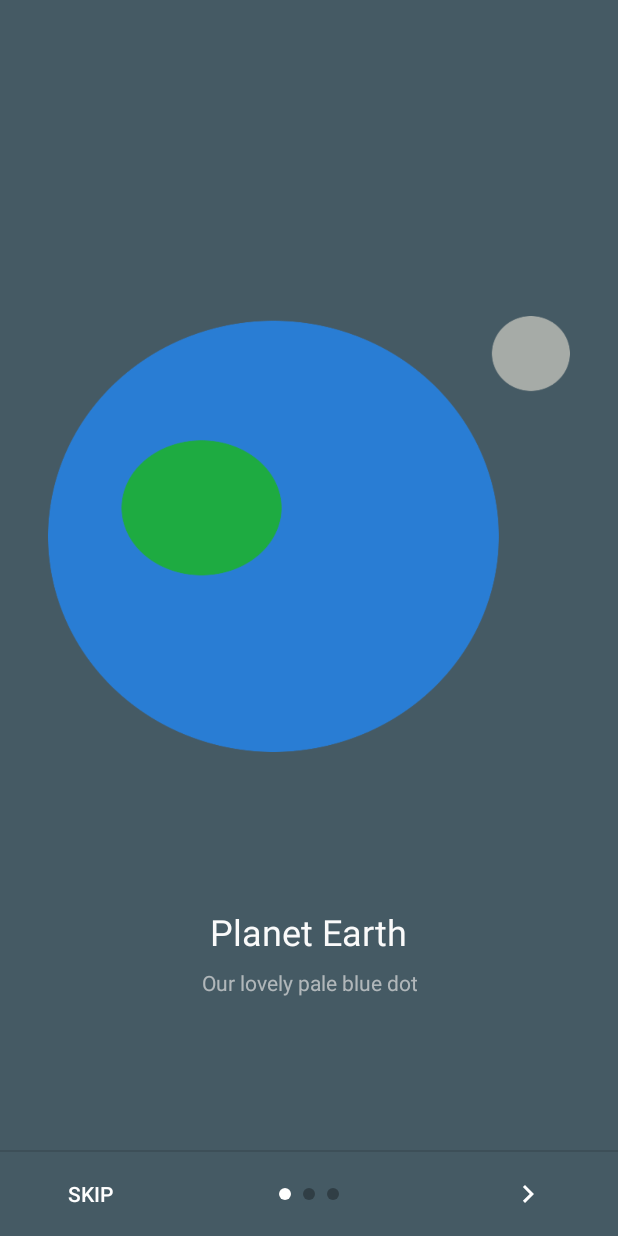
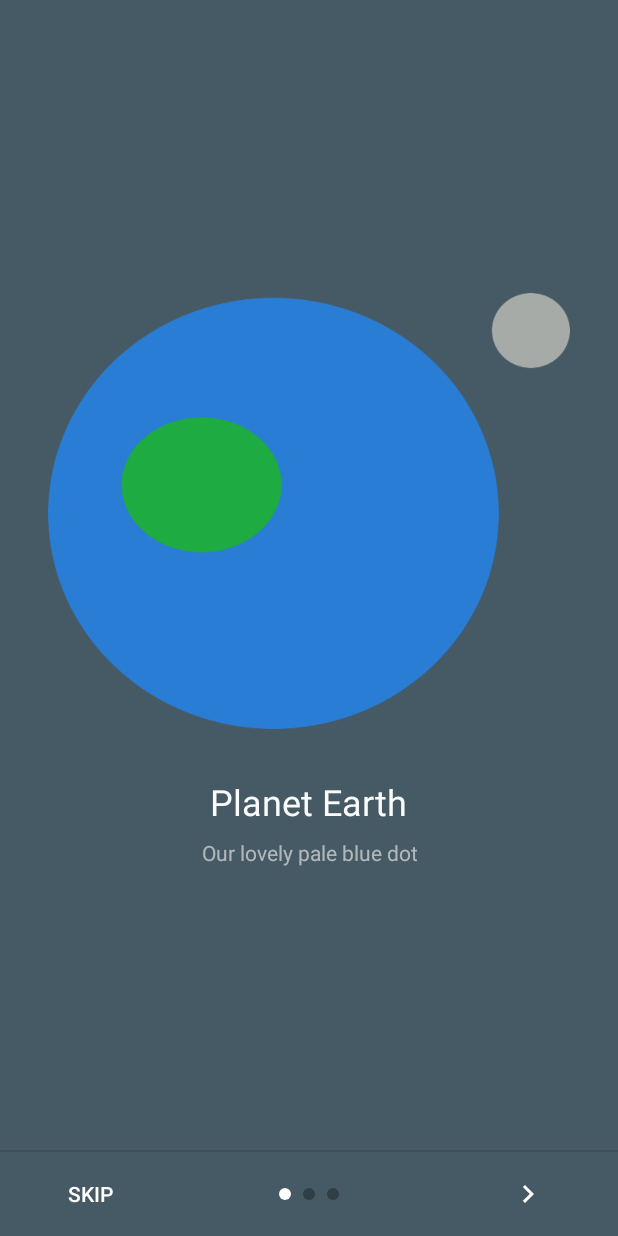
Before and after one commit to chyrta/AndroidOnboarder, an Android app: the screen it shows after launch (IntroActivity), on a phone screen of 412 x 824 dp. Run offline under Robolectric (Android 15) with nearby library versions, the phone set to English and light mode, and no system bars.

Commit message:
Improved the layout so that it displays long texts correctly. In landscape 	- Both the Title and Descriptioin are vertically centered. Adding more text will just keep everything vertically centered In portrait 	- A short description will keep the image and texts approx in the middle of the screen 	- As the description gets longer the TextView's size will increase and the image will get smaller
I also added more "tools:background" just so you could see the layout better
And I added a small bitmap that's just used in "tools:background".

```diff
--- a/onboarder/src/main/res/layout-land/fragment_onboarder.xml
+++ b/onboarder/src/main/res/layout-land/fragment_onboarder.xml
@@ -2,17 +2,17 @@
 <LinearLayout
    xmlns:android="http://schemas.android.com/apk/res/android"
    xmlns:tools="http://schemas.android.com/tools"
-   android:orientation="horizontal"
    android:layout_width="match_parent"
    android:layout_height="match_parent"
    android:padding="@dimen/activity_margin"
-   tools:background="@android:color/black"
+   tools:background="#00AA00"
 >
    <FrameLayout
-      android:layout_width="0dp"
+      android:layout_width="match_parent"
       android:layout_height="match_parent"
       android:layout_margin="@dimen/activity_margin"
       android:layout_weight="1"
+      tools:background="#FF0000"
    >
       <ImageView
          android:id="@+id/iv_onboarder_image"
@@ -22,20 +22,19 @@
          android:adjustViewBounds="true"
          android:scaleType="fitCenter"
          android:contentDescription="@null"
-         tools:layout_width="100dp"
-         tools:layout_height="100dp"
-         tools:background="@color/white"
+         tools:background="@drawable/DieForMusic"
       />
    </FrameLayout>
 
    <LinearLayout
-      android:layout_width="0dp"
-      android:layout_height="wrap_content"
-      android:layout_gravity="center"
+      android:id="@+id/linlayText"
+      android:layout_width="match_parent"
+      android:layout_height="match_parent"
+      android:layout_weight="1"
       android:gravity="center"
       android:orientation="vertical"
-      android:layout_weight="1"
       android:padding="@dimen/activity_margin"
+      tools:background="#660000FF"
    >
       <TextView
          android:id="@+id/tv_onboarder_title"
@@ -43,7 +42,7 @@
          android:layout_width="wrap_content"
          android:layout_height="wrap_content"
          android:textColor="@color/white"
-         tools:text="Section First"
+         tools:text="Section Title"
       />
 
       <TextView
@@ -55,8 +54,7 @@
          android:alpha="0.7"
          android:gravity="center"
          android:textColor="@color/white"
-         tools:text="A long description about my application"
+         tools:text="A long description about my application. A long description about my application. A long description about my application. A long description about my application. A long description about my application. "
       />
-
    </LinearLayout>
 </LinearLayout>
--- a/onboarder/src/main/res/layout/fragment_onboarder.xml
+++ b/onboarder/src/main/res/layout/fragment_onboarder.xml
@@ -1,19 +1,20 @@
 <?xml version="1.0" encoding="utf-8"?>
-<LinearLayout
+<RelativeLayout
    xmlns:android="http://schemas.android.com/apk/res/android"
    xmlns:tools="http://schemas.android.com/tools"
-   android:orientation="vertical"
    android:layout_width="match_parent"
    android:layout_height="match_parent"
    android:padding="@dimen/activity_margin"
-   tools:background="@android:color/black"
+   tools:background="#00AA00"
 >
 
    <FrameLayout
       android:layout_width="match_parent"
-      android:layout_height="0dp"
-      android:layout_weight="2"
+      android:layout_height="match_parent"
+      android:layout_alignParentTop="true"
+      android:layout_above="@+id/linlayText"
       android:layout_margin="@dimen/activity_margin"
+      tools:background="#FF0000"
    >
       <ImageView
          android:id="@+id/iv_onboarder_image"
@@ -23,31 +24,29 @@
          android:layout_gravity="bottom|center_horizontal"
          android:scaleType="fitCenter"
          android:contentDescription="@null"
-         tools:background="@color/white"
-         tools:layout_width="100dp"
-         tools:layout_height="100dp"
+         tools:background="@drawable/DieForMusic"
       />
-      <!--android:alpha="1.0"-->
    </FrameLayout>
 
-
    <LinearLayout
+      android:id="@+id/linlayText"
       android:layout_width="wrap_content"
-      android:layout_height="0dp"
-      android:layout_gravity="center"
-      android:gravity="center"
+      android:layout_height="wrap_content"
+      android:layout_alignParentBottom="true"
+      android:layout_centerHorizontal="true"
+      android:minHeight="@dimen/text_section_min_height"
+      android:gravity="top|center_horizontal"
       android:orientation="vertical"
-      android:layout_weight="1"
       android:padding="@dimen/activity_margin"
+      tools:background="#660000FF"
    >
-
       <TextView
          android:id="@+id/tv_onboarder_title"
          style="@style/TextAppearance.AppCompat.Headline"
          android:layout_width="wrap_content"
          android:layout_height="wrap_content"
          android:textColor="@color/white"
-         tools:text="Section First"
+         tools:text="Section Title"
       />
 
       <TextView
@@ -59,8 +58,9 @@
          android:alpha="0.7"
          android:gravity="center"
          android:textColor="@color/white"
-         tools:text="A long description about my application"
+         tools:text="A long description about my application."
       />
+   </LinearLayout>
+</RelativeLayout>
 
-   </LinearLayout>
-</LinearLayout>
+   <!--tools:text="A long description about my application. A long description about my application. A long description about my application. A long description about my application. A long description about my application. A long description about my application. A long description about my application. A long description about my application. A long description about my application. A long description about my application. A long description about my application. A long description about my application. A long description about my application. A long description about my application. A long description about my application."-->
--- /dev/null
+++ b/onboarder/src/main/res/values-h720dp/dimen.xml
@@ -0,0 +1,12 @@
+<!-- Used for       -->
+<!--    Nexus 7     -->
+<!--    Nexus 5x    -->
+<!--    Nexus 6p    -->
+<!--    Nexus 6      -->
+
+
+
+<?xml version="1.0" encoding="utf-8"?>
+<resources>
+   <dimen name="text_section_min_height">250dp</dimen>
+</resources>
--- a/onboarder/src/main/res/values/dimen.xml
+++ b/onboarder/src/main/res/values/dimen.xml
@@ -4,4 +4,5 @@
    <dimen name="indicator_size">8dp</dimen>
 
    <dimen name="margin_between_title_and_description">8dp</dimen>
+   <dimen name="text_section_min_height">150dp</dimen>
 </resources>
```
Also changed, not shown: onboarder/src/main/res/drawable-xhdpi/DieForMusic.png (added).
